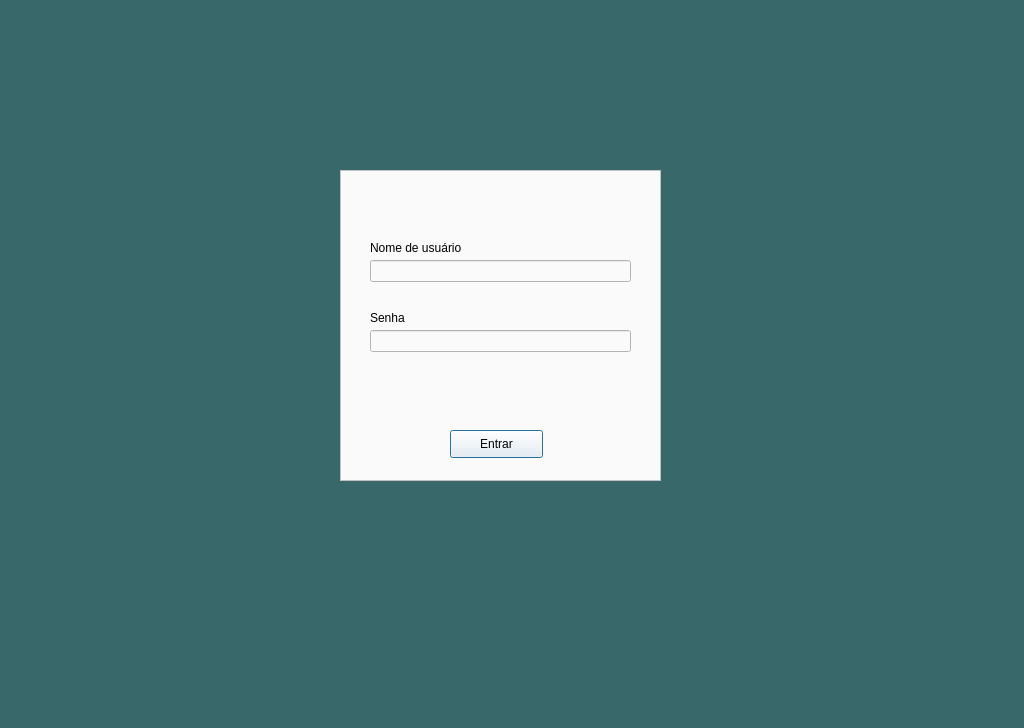
First picture: the form in src/view/TelaInicialView.ui, repository juliaborgess18/farmacia-les, before the edit.
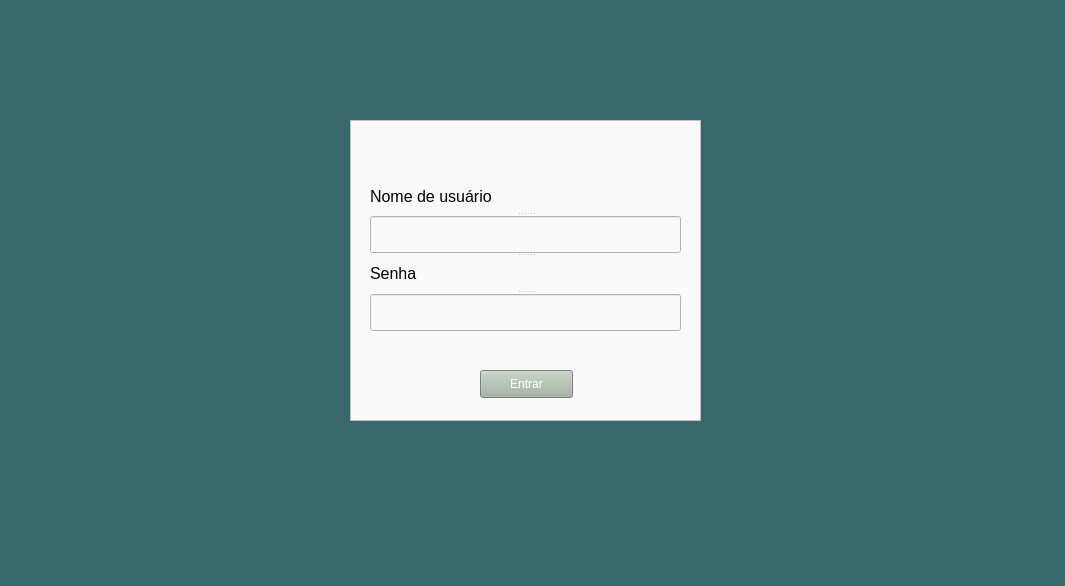
Second picture: the form after the edit.

Commit message: Tela de login reformulada

Diff of the .ui file:
```diff
--- a/src/view/TelaInicialView.ui
+++ b/src/view/TelaInicialView.ui
@@ -1,28 +1,28 @@
 <?xml version="1.0" encoding="UTF-8"?>
 <ui version="4.0">
- <class>Dialog</class>
- <widget class="QDialog" name="Dialog">
+ <class>widget_login</class>
+ <widget class="QWidget" name="widget_login">
   <property name="geometry">
    <rect>
     <x>0</x>
     <y>0</y>
-    <width>1024</width>
-    <height>728</height>
+    <width>1065</width>
+    <height>586</height>
    </rect>
   </property>
   <property name="windowTitle">
    <string>Dialog</string>
   </property>
   <property name="styleSheet">
-   <string notr="true">background-color: rgb(56, 104, 106)</string>
+   <string notr="true">background-color: #38686A</string>
   </property>
   <widget class="QFrame" name="frame">
    <property name="geometry">
     <rect>
-     <x>340</x>
-     <y>170</y>
-     <width>321</width>
-     <height>311</height>
+     <x>350</x>
+     <y>120</y>
+     <width>351</width>
+     <height>301</height>
     </rect>
    </property>
    <property name="styleSheet">
@@ -34,70 +34,55 @@
    <property name="frameShadow">
     <enum>QFrame::Raised</enum>
    </property>
-   <widget class="QLineEdit" name="lineEdit">
+   <widget class="QPushButton" name="button_entrar">
     <property name="geometry">
      <rect>
-      <x>30</x>
-      <y>90</y>
-      <width>261</width>
-      <height>22</height>
-     </rect>
-    </property>
-   </widget>
-   <widget class="QLineEdit" name="lineEdit_2">
-    <property name="geometry">
-     <rect>
-      <x>30</x>
-      <y>160</y>
-      <width>261</width>
-      <height>22</height>
-     </rect>
-    </property>
-    <property name="contextMenuPolicy">
-     <enum>Qt::DefaultContextMenu</enum>
-    </property>
-    <property name="echoMode">
-     <enum>QLineEdit::Password</enum>
-    </property>
-   </widget>
-   <widget class="QPushButton" name="pushButton">
-    <property name="geometry">
-     <rect>
-      <x>110</x>
-      <y>260</y>
+      <x>130</x>
+      <y>250</y>
       <width>93</width>
       <height>28</height>
      </rect>
     </property>
+    <property name="styleSheet">
+     <string notr="true">background-color: #A3B4A2;
+color: white;</string>
+    </property>
     <property name="text">
      <string>Entrar</string>
     </property>
    </widget>
-   <widget class="QLabel" name="label">
+   <widget class="QSplitter" name="splitter">
     <property name="geometry">
      <rect>
-      <x>30</x>
-      <y>70</y>
-      <width>111</width>
-      <height>16</height>
+      <x>20</x>
+      <y>60</y>
+      <width>311</width>
+      <height>151</height>
      </rect>
     </property>
-    <property name="text">
-     <string>Nome de usuário</string>
+    <property name="orientation">
+     <enum>Qt::Vertical</enum>
     </property>
-   </widget>
-   <widget class="QLabel" name="label_2">
-    <property name="geometry">
-     <rect>
-      <x>30</x>
-      <y>140</y>
-      <width>111</width>
-      <height>16</height>
-     </rect>
-    </property>
-    <property name="text">
-     <string>Senha</string>
-    </property>
+    <widget class="QLabel" name="label">
+     <property name="styleSheet">
+      <string notr="true">font-size: 16px;
+font-family: 'Segoe UI';</string>
+     </property>
+     <property name="text">
+      <string>Nome de usuário</string>
+     </property>
+    </widget>
+    <widget class="QLineEdit" name="insert_nome_usuario"/>
+    <widget class="QLabel" name="label_2">
+     <property name="styleSheet">
+      <string notr="true">font-size: 16px;
+font-family: 'Segoe UI';</string>
+     </property>
+     <property name="text">
+      <string>Senha</string>
+     </property>
+    </widget>
+    <widget class="QLineEdit" name="insert_senha_usuario"/>
    </widget>
   </widget>
  </widget>
```
Left out of the diff: 4 changed lines with no effect on the pictures. The commit also changes 13 other files.
